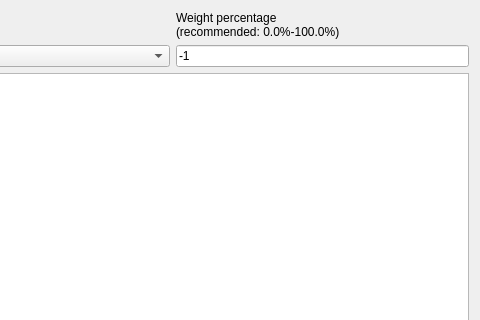
janLo/FET, file src/interface/modifyconstraintroomnotavailabletimesform_template.ui: the form before one commit; both pictures show x 134 to 614 and y 0 to 320 of the 614 by 553 pixel window.
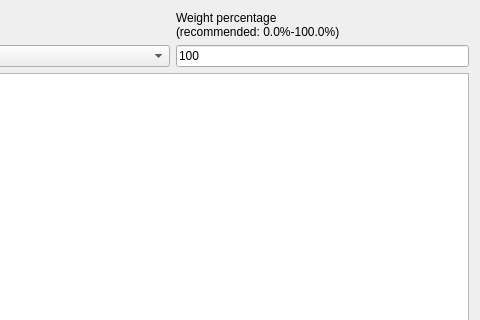
The form after the commit.

```diff
--- a/src/interface/modifyconstraintroomnotavailabletimesform_template.ui
+++ b/src/interface/modifyconstraintroomnotavailabletimesform_template.ui
@@ -78,7 +78,7 @@
      <item>
       <widget class="QLineEdit" name="weightLineEdit">
        <property name="text">
-        <string>-1</string>
+        <string notr="true">100</string>
        </property>
       </widget>
      </item>
```
Left out of the diff: 8 changed lines with no effect on the pictures.
